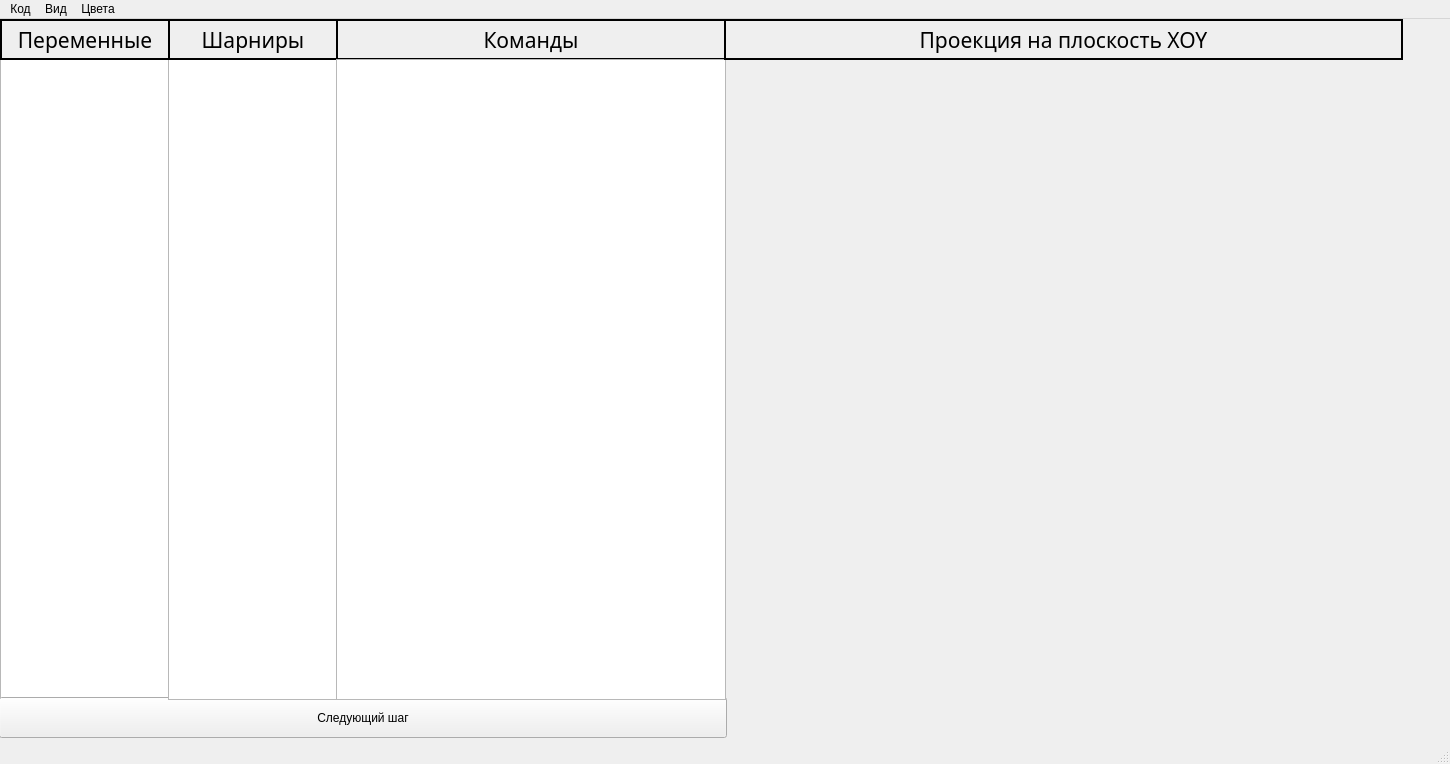
Above: mainwindow.ui from Firegreat78/MiniRML before the change. Below: the same form after it.
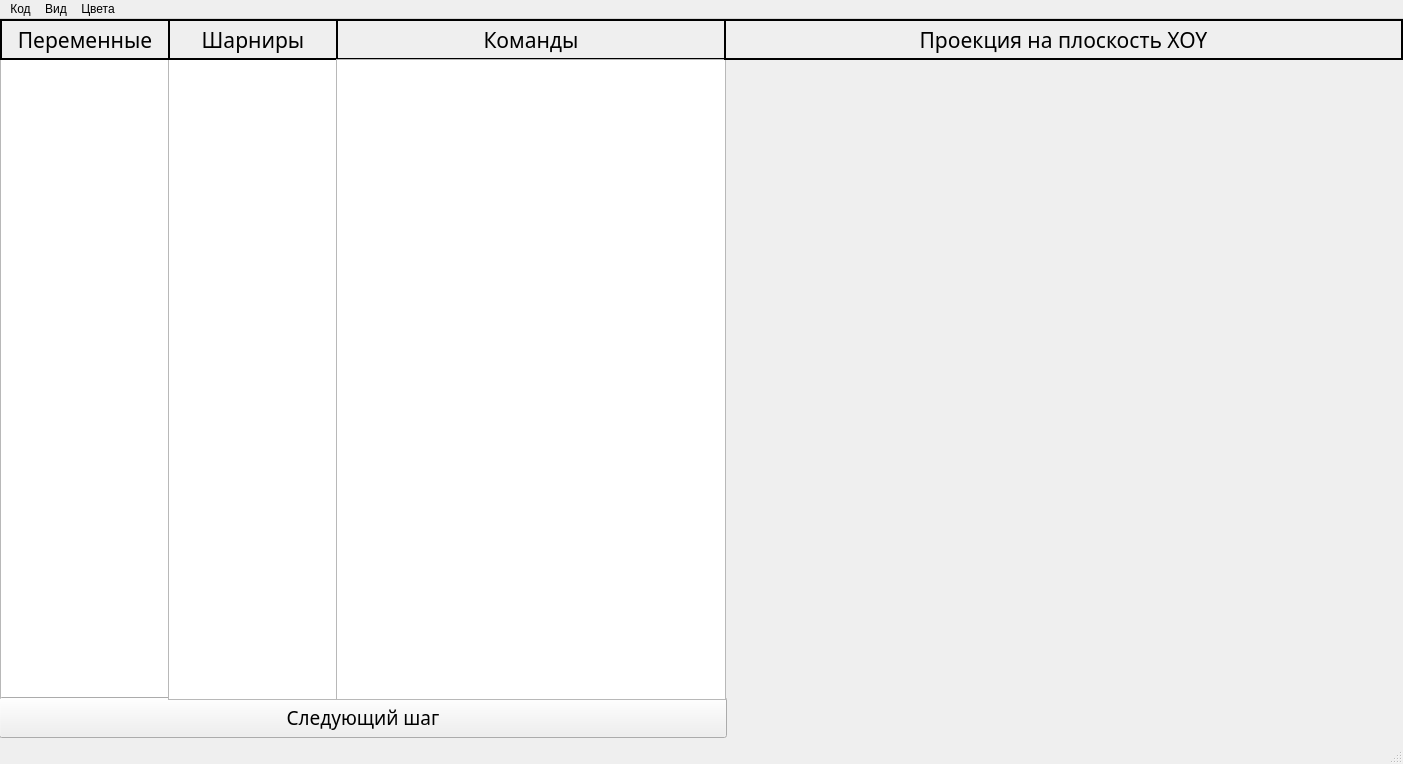
That is the form after the change.

What changed in the file:
```diff
--- a/mainwindow.ui
+++ b/mainwindow.ui
@@ -6,19 +6,19 @@
    <rect>
     <x>0</x>
     <y>0</y>
-    <width>1450</width>
+    <width>1403</width>
     <height>764</height>
    </rect>
   </property>
   <property name="minimumSize">
    <size>
-    <width>1450</width>
+    <width>1403</width>
     <height>764</height>
    </size>
   </property>
   <property name="maximumSize">
    <size>
-    <width>1450</width>
+    <width>1403</width>
     <height>764</height>
    </size>
   </property>
@@ -48,6 +48,13 @@
       <height>41</height>
      </rect>
     </property>
+    <property name="font">
+     <font>
+      <family>Segoe Print</family>
+      <pointsize>14</pointsize>
+      <bold>false</bold>
+     </font>
+    </property>
     <property name="text">
      <string>Следующий шаг</string>
     </property>
@@ -196,11 +203,16 @@
     <rect>
      <x>0</x>
      <y>0</y>
-     <width>1450</width>
+     <width>1403</width>
      <height>22</height>
     </rect>
    </property>
    <widget class="QMenu" name="menuMain">
+    <property name="font">
+     <font>
+      <family>Segoe Print</family>
+     </font>
+    </property>
     <property name="title">
      <string>Код</string>
     </property>
@@ -212,6 +224,11 @@
     <addaction name="separator"/>
    </widget>
    <widget class="QMenu" name="menuView">
+    <property name="font">
+     <font>
+      <family>Segoe Print</family>
+     </font>
+    </property>
     <property name="title">
      <string>Вид</string>
     </property>
@@ -222,6 +239,11 @@
     <addaction name="workspaceSizeAction"/>
    </widget>
    <widget class="QMenu" name="menuColors">
+    <property name="font">
+     <font>
+      <family>Segoe Print</family>
+     </font>
+    </property>
     <property name="title">
      <string>Цвета</string>
     </property>
```
Left out of the diff: 83 changed lines with no effect on the pictures.
